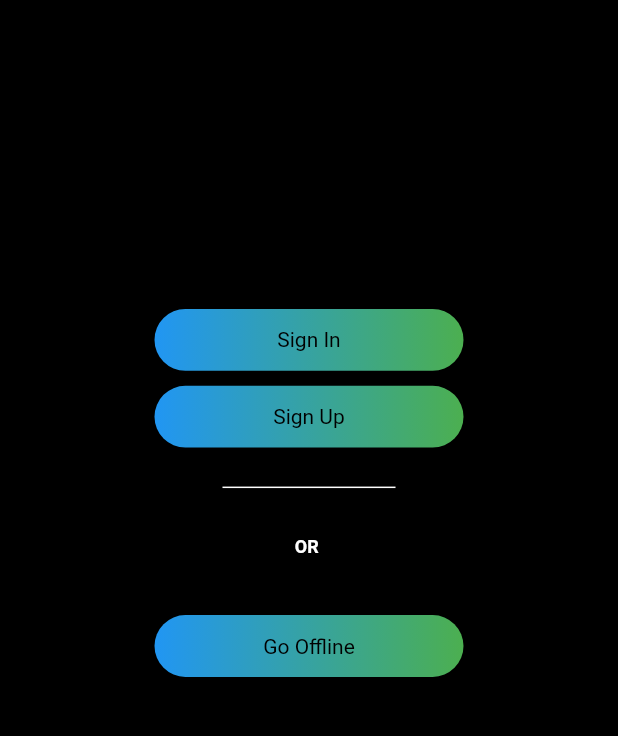
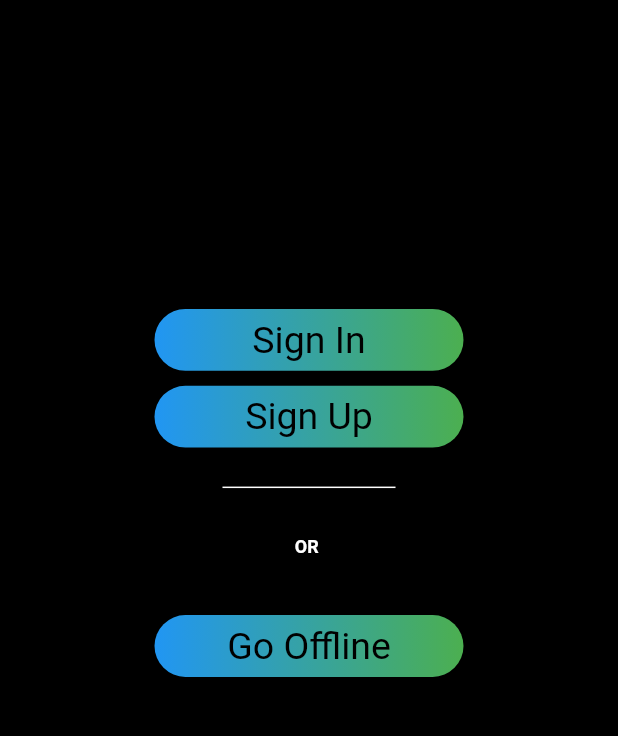
Before and after one commit to abdulmannankh21/gym_workout, a Flutter app: the screen it shows after launch, on a phone screen of 412 x 824 dp, the part 87-823 px from its top. Run offline on Flutter 3.47's test engine with Material 2 defaults, Android fonts, the phone set to English and light mode, and no system bars; our stand-ins replace carousel_slider, circle_nav_bar, cloud_firestore, firebase_auth, firebase_core, get and 2 more; missing offline and left inert: circle_progress_bar, clickable_list_wheel_view; accounts and stored records are empty.

Commit message:
initial commit

```diff
--- a/lib/widgets/custombutton.dart
+++ b/lib/widgets/custombutton.dart
@@ -1,4 +1,5 @@
 import 'package:flutter/material.dart';
+import 'package:get/get.dart';
 
 class CustomButton extends StatelessWidget {
   final String txt;
@@ -31,7 +32,8 @@ class CustomButton extends StatelessWidget {
           children: [
             Text(
               txt,
-              style: const TextStyle(color: Colors.black),
+              style: TextStyle(
+                  color: Colors.black, fontSize: Get.width > 400 ? 25 : null),
             ),
           ],
         ),
--- a/pubspec.yaml
+++ b/pubspec.yaml
@@ -17,7 +17,7 @@ publish_to: 'none' # Remove this line if you wish to publish to pub.dev
 # https://developer.apple.com/library/archive/documentation/General/Reference/InfoPlistKeyReference/Articles/CoreFoundationKeys.html
 # In Windows, build-name is used as the major, minor, and patch parts
 # of the product and file versions while build-number is used as the build suffix.
-version: 1.0.0+1
+version: 3.0.0+1
 
 environment:
   sdk: '>=2.18.5 <3.0.0'
```
Also changed, not shown: 1 other file.
